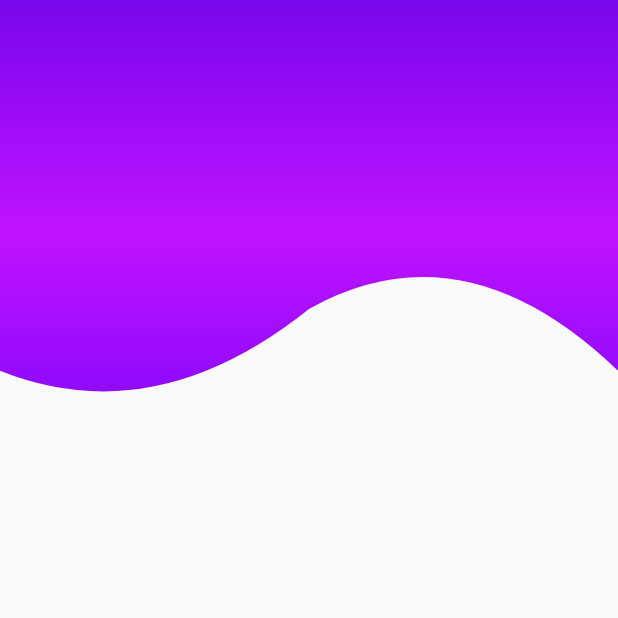
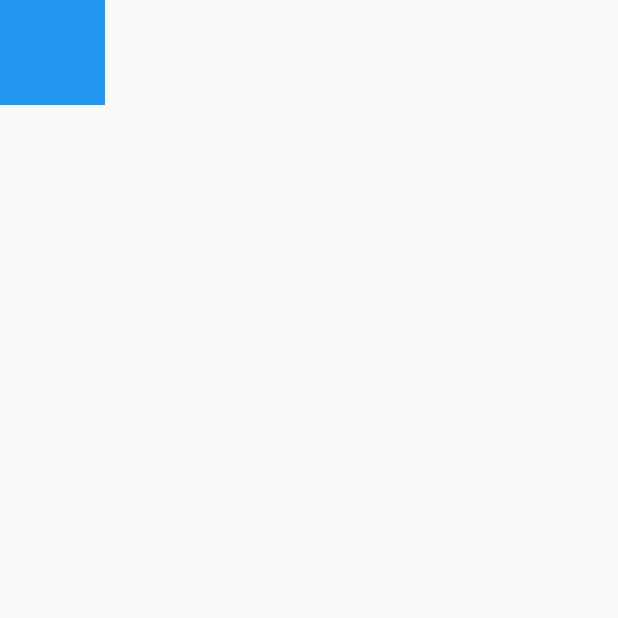
Before and after one commit to ceppeu/flutter-custom-designs, a Flutter app: the screen it shows after launch, on a phone screen of 412 x 824 dp, the top half of it. Run offline on Flutter 3.47's test engine with Material 2 defaults, Android fonts, the phone set to English and light mode, and no system bars.

Commit message:
"Sección dos terminada, animaciones"

```diff
--- a/lib/main.dart
+++ b/lib/main.dart
@@ -1,6 +1,5 @@
+import 'package:custom_designs/src/challenges/cuadrado_animado_page.dart';
 import 'package:flutter/material.dart';
-
-import 'package:custom_designs/src/pages/headers_page.dart';
 
 void main() => runApp(MyApp());
 
@@ -10,6 +9,6 @@ class MyApp extends StatelessWidget {
     return MaterialApp(
         debugShowCheckedModeBanner: false,
         title: 'Diseños app',
-        home: HeadersPage());
+        home: CuadradoAnimadoPage());
   }
 }
--- /dev/null
+++ b/lib/src/challenges/cuadrado_animado_page.dart
@@ -0,0 +1,81 @@
+import 'package:flutter/animation.dart';
+import 'package:flutter/material.dart';
+
+class CuadradoAnimadoPage extends StatelessWidget {
+  @override
+  Widget build(BuildContext context) {
+    return Scaffold(
+      body: _CuadradoAnimado(),
+    );
+  }
+}
+
+class _CuadradoAnimado extends StatefulWidget {
+  @override
+  __CuadradoAnimadoState createState() => __CuadradoAnimadoState();
+}
+
+class __CuadradoAnimadoState extends State<_CuadradoAnimado>
+    with SingleTickerProviderStateMixin {
+  AnimationController controller;
+  // animaciones
+  Animation<double> moverDerecha;
+  Animation<double> moverArriba;
+  Animation<double> moverIzquierda;
+  Animation<double> moverAbajo;
+
+  @override
+  void initState() {
+    super.initState();
+    // Inicializar todo
+    controller = AnimationController(
+        vsync: this, duration: Duration(milliseconds: 4500));
+
+    moverDerecha = Tween(begin: 0.0, end: 100.0).animate(CurvedAnimation(
+        parent: controller,
+        curve: Interval(0.0, 0.25, curve: Curves.bounceOut)));
+
+    moverArriba = Tween(begin: 0.0, end: -100.0).animate(CurvedAnimation(
+        parent: controller,
+        curve: Interval(0.25, 0.5, curve: Curves.bounceOut)));
+
+    moverIzquierda = Tween(begin: 0.0, end: -100.0).animate(CurvedAnimation(
+        parent: controller,
+        curve: Interval(0.5, 0.75, curve: Curves.bounceOut)));
+
+    moverAbajo = Tween(begin: 0.0, end: 100.0).animate(CurvedAnimation(
+        parent: controller,
+        curve: Interval(0.75, 1.0, curve: Curves.bounceOut)));
+  }
+
+  @override
+  void dispose() {
+    super.dispose();
+    controller.dispose();
+  }
+
+  @override
+  Widget build(BuildContext context) {
+    return AnimatedBuilder(
+      animation: controller,
+      child: _Rectangulo(),
+      builder: (BuildContext context, Widget child) {
+        return Transform.translate(
+          offset: Offset(moverDerecha.value + moverIzquierda.value,
+              moverArriba.value + moverAbajo.value),
+          child: child,
+        );
+      },
+    );
+  }
+}
+
+class _Rectangulo extends StatelessWidget {
+  @override
+  Widget build(BuildContext context) {
+    return Container(
+        width: 70.0,
+        height: 70.0,
+        decoration: BoxDecoration(color: Colors.blue));
+  }
+}
```
Also changed, not shown: lib/src/pages/animations_page.dart (added, +98 -0 lines).
